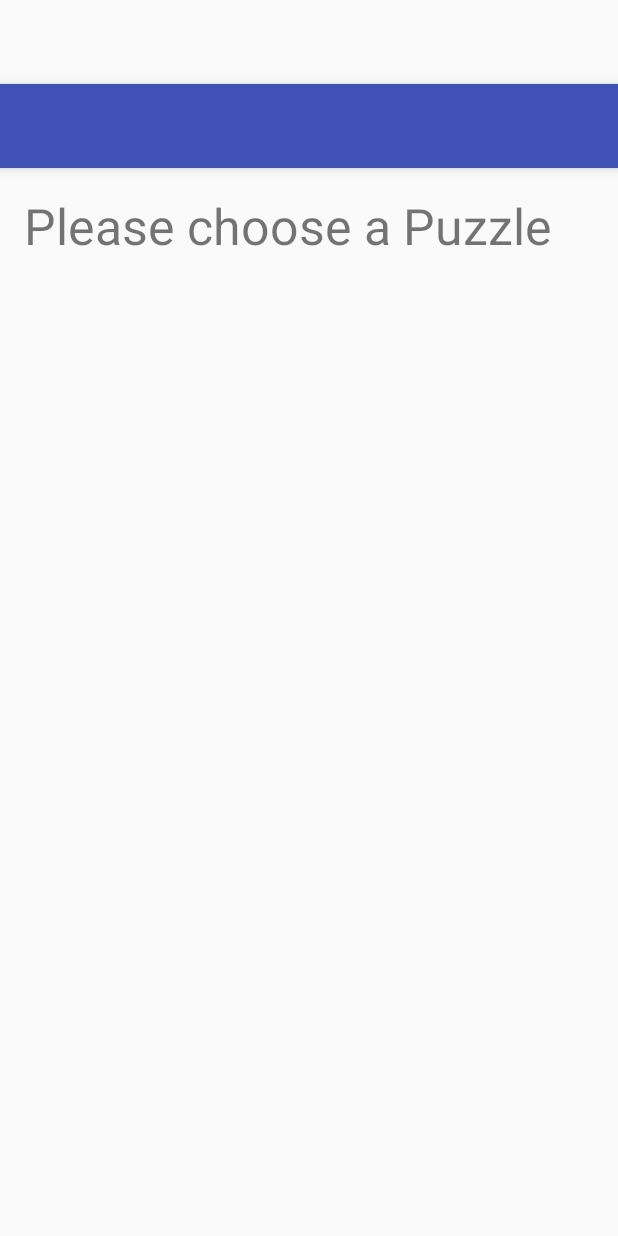
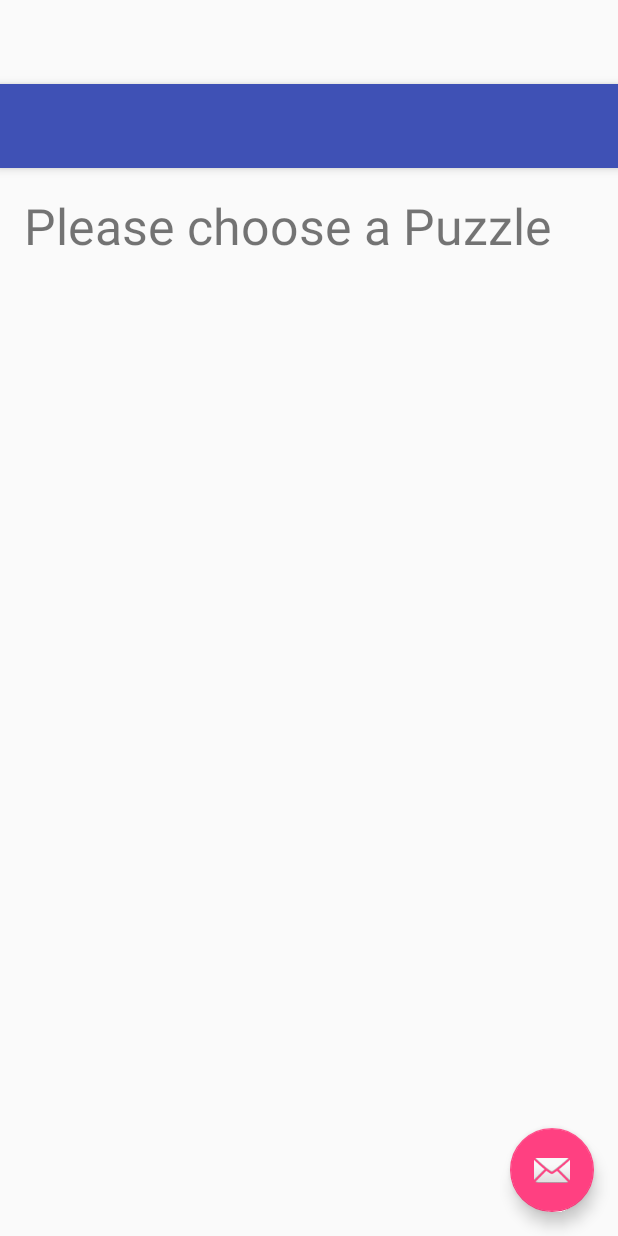
Before and after one commit to jgo88/schnitzel, an Android app: the layout activity_schnitzel_main.xml on its own in the app's theme, with its tools: preview values and no code run, on a phone screen of 412 x 824 dp. Run offline under Robolectric (Android 15) with nearby library versions, the phone set to English and light mode, and no system bars.

Commit message:
LWI: fixed project

```diff
--- a/schnitzel-client/app/src/main/AndroidManifest.xml
+++ b/schnitzel-client/app/src/main/AndroidManifest.xml
@@ -21,7 +21,7 @@
             </intent-filter>
         </activity>
         <activity
-            android:name=".NexttargetActivity"
+            android:name=".frontend.NexttargetActivity"
             android:configChanges="orientation|keyboardHidden|screenSize"
             android:label="@string/title_activity_nexttarget"
             android:theme="@style/FullscreenTheme" >
--- a/schnitzel-client/app/src/main/java/de/iteratec/schnitzel/client/frontend/SchnitzelMainActivity.java
+++ b/schnitzel-client/app/src/main/java/de/iteratec/schnitzel/client/frontend/SchnitzelMainActivity.java
@@ -12,6 +12,7 @@ import android.view.View;
 
 import java.util.concurrent.ExecutionException;
 
+import de.iteratec.schnitzel.client.R;
 import de.iteratec.schnitzel.client.communication.RESTClient;
 import de.iteratec.schnitzel.common.model.Puzzle;
 import de.iteratec.schnitzel.common.model.PuzzleStep;
--- a/schnitzel-client/app/src/main/res/layout/activity_schnitzel_main.xml
+++ b/schnitzel-client/app/src/main/res/layout/activity_schnitzel_main.xml
@@ -23,4 +23,13 @@
 
     <include layout="@layout/content_schnitzel_main" />
 
+    <android.support.design.widget.FloatingActionButton
+        android:layout_width="wrap_content"
+        android:layout_height="wrap_content"
+        android:layout_gravity="bottom|end"
+        android:layout_margin="@dimen/fab_margin"
+        android:src="@android:drawable/ic_dialog_email"
+        layout="@layout/content_schnitzel_main"
+        android:id="@+id/fab" />
+
 </android.support.design.widget.CoordinatorLayout>
```
Also changed, not shown: schnitzel-client/app/src/main/java/de/iteratec/schnitzel/client/frontend/NexttargetActivity.java (renamed from schnitzel-client/app/src/main/java/de/iteratec/schnitzel/client/NexttargetActivity.java, +4 -4 lines), schnitzel-client/app/src/main/res/layout/activity_nexttarget.xml (+14 -16 lines), schnitzel-client/app/src/main/res/drawable/beacon_blue.png (added), schnitzel-client/app/src/main/res/drawable/user_icon.png (added).
